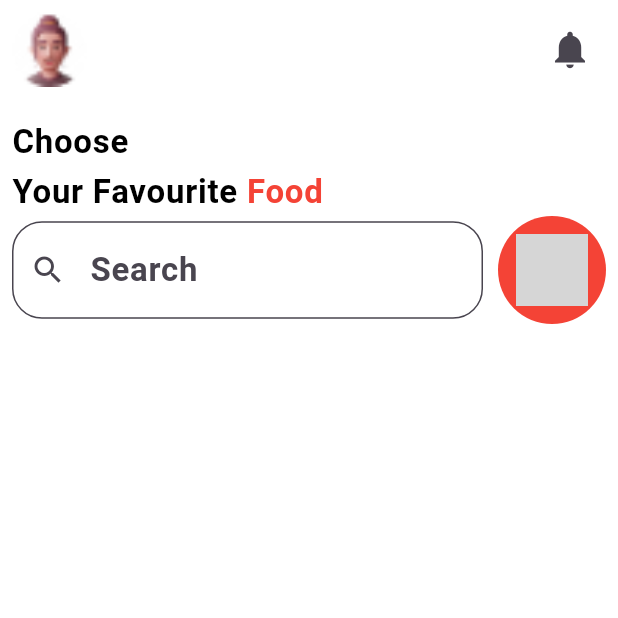
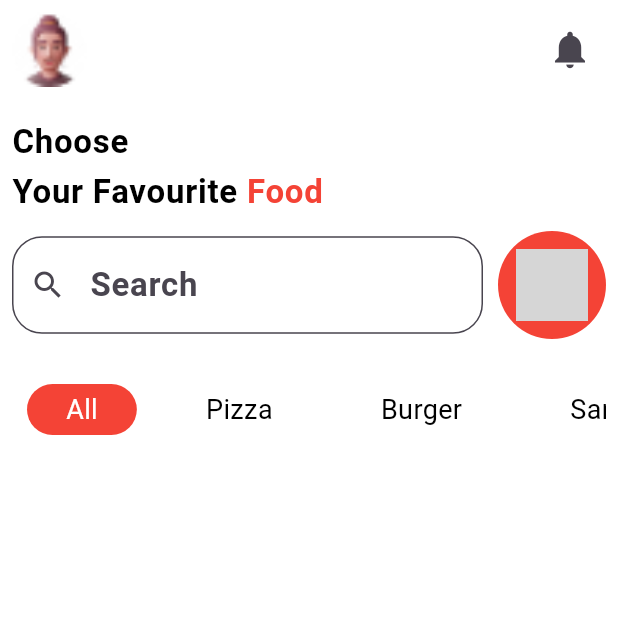
Before and after one commit to shrouktweeg/food_app, a Flutter app: the screen it shows after launch, on a phone screen of 412 x 824 dp, the top half of it. Run offline on Flutter 3.47's test engine with Material 3 defaults, Android fonts, the phone set to English and light mode, and no system bars; our stand-ins replace flutter_svg; grey boxes are pictures that could not be loaded.

Commit message:
add Categories tabs

```diff
--- a/lib/core/colors_palette.dart
+++ b/lib/core/colors_palette.dart
@@ -5,5 +5,7 @@ class ColorsPalette{
   static const Color scaffoldBackgroundColor=Colors.white;
   static const Color textFieldColor=Colors.white;
   static const Color kPrimaryColor=Colors.red;
+  static const Color unselectedWidgetColor=Colors.white;
+
 
 }
--- a/lib/features/home/presentation/pages/home_view.dart
+++ b/lib/features/home/presentation/pages/home_view.dart
@@ -1,4 +1,5 @@
 import 'package:flutter/material.dart';
+import 'package:food_app/features/home/presentation/widgets/categories_widget.dart';
 import 'package:food_app/features/home/presentation/widgets/head_widget.dart';
 import 'package:food_app/features/home/presentation/widgets/search_widget.dart';
 
@@ -7,7 +8,6 @@ class HomeView extends StatelessWidget {
 
   @override
   Widget build(BuildContext context) {
-    var theme=Theme.of(context);
     return SafeArea(
       child: Scaffold(
         body: Padding(
@@ -15,9 +15,10 @@ class HomeView extends StatelessWidget {
           child: ListView(
             children:  const [
             HeadWidget(),
+             SizedBox(height: 10,),
              SearchWidget(),
+              CategoriesWidgets(),
             ]
-
           ),
         ),
 
--- /dev/null
+++ b/lib/features/home/presentation/widgets/categories_widget.dart
@@ -0,0 +1,21 @@
+import 'package:flutter/material.dart';
+
+import 'tabs_widget.dart';
+
+class CategoriesWidgets extends StatefulWidget {
+  const CategoriesWidgets({super.key});
+
+  @override
+  State<CategoriesWidgets> createState() => _CategoriesWidgetsState();
+}
+
+class _CategoriesWidgetsState extends State<CategoriesWidgets> {
+  List<String>categories=["All", "Pizza", "Burger", "Sandwiches"];
+  @override
+  Widget build(BuildContext context) {
+    return  DefaultTabController(
+      length:categories.length,
+      child: const TabsWidgets(),
+    );
+  }
+}
--- /dev/null
+++ b/lib/features/home/presentation/widgets/category_tab.dart
@@ -0,0 +1,28 @@
+import 'package:flutter/material.dart';
+import 'package:food_app/core/colors_palette.dart';
+
+class CategoryTab extends StatelessWidget {
+  final String category;
+  final bool isSelected;
+  const CategoryTab({super.key,required this.category,required this.isSelected});
+
+  @override
+  Widget build(BuildContext context) {
+    var theme=Theme.of(context);
+
+    return  Container(
+      margin: const EdgeInsets.all(10),
+      padding: const EdgeInsets.symmetric(horizontal: 26,vertical: 4),
+      decoration:  BoxDecoration(
+        borderRadius: BorderRadius.circular(20),
+        color: isSelected
+            ? ColorsPalette.kPrimaryColor
+            : ColorsPalette.unselectedWidgetColor,
+      ),
+      child: Center(
+        child: Text(category,style: theme.textTheme.bodyMedium!.copyWith(color:isSelected?Colors.white:Colors.black),),
+      ),
+
+    );
+  }
+}
--- /dev/null
+++ b/lib/features/home/presentation/widgets/tabs_widget.dart
@@ -0,0 +1,44 @@
+import 'package:flutter/material.dart';
+import 'package:food_app/core/colors_palette.dart';
+import 'package:food_app/features/home/presentation/widgets/category_tab.dart';
+
+class TabsWidgets extends StatefulWidget {
+  const TabsWidgets({super.key});
+
+  @override
+  State<TabsWidgets> createState() => _TabsWidgetsState();
+}
+
+class _TabsWidgetsState extends State<TabsWidgets> {
+  int selectedIndex=0;
+  bool isSelected=false;
+  @override
+  Widget build(BuildContext context) {
+    return TabBar(
+
+        indicatorPadding: EdgeInsets.zero,
+        labelColor: ColorsPalette.kPrimaryColor,
+        dividerColor: Colors.transparent,
+        padding: EdgeInsets.zero,
+        tabAlignment: TabAlignment.start,
+        indicator: const BoxDecoration(
+            color: Colors.transparent
+        ),
+        labelPadding: const EdgeInsets.only(left: 0,top: 20),
+        labelStyle: const TextStyle(color: Colors.transparent),
+        isScrollable: true,
+        onTap: (index){
+          setState(() {
+            selectedIndex=index;
+            isSelected=true;
+          });
+        },
+        tabs:  [
+          CategoryTab(category: 'All',isSelected:selectedIndex==0),
+          CategoryTab(category: 'Pizza',isSelected:selectedIndex==1),
+          CategoryTab(category: 'Burger',isSelected:selectedIndex==2),
+          CategoryTab(category: 'Sandwiches',isSelected:selectedIndex==3),
+        ]
+    );
+  }
+}
```
